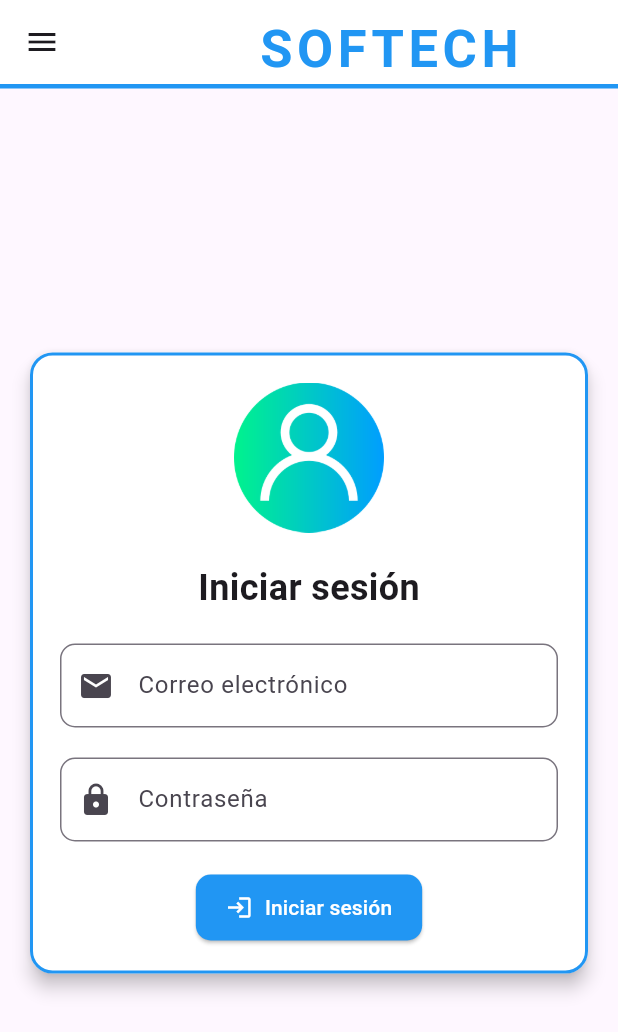
After one commit to sproche20/Navegaciones, a Flutter app: the screen it shows after launch, in the side drawer, after a tap on "Login", on a phone screen of 412 x 824 dp. The commit adds this screen. Shown: the top 1032 px of the screen. Run offline on Flutter 3.47's test engine with Material 3 defaults, Android fonts, the phone set to English and light mode, and no system bars; our stand-ins replace firebase_auth, firebase_core, google_fonts, sqflite; accounts and stored records are empty; Roboto replaces fonts that are missing (Audiowide).

Commit message:
Conexion con firebase y ademas creacion del metodo registrar y login usuario

```diff
--- a/lib/databases/databaseDao.dart
+++ b/lib/databases/databaseDao.dart
@@ -12,8 +12,9 @@ class DatabaseDao {
   Future<int> insert(Appsmodels servicios) async {
     return await database.insert('servicios', {
       'urlImage': servicios.urlImage,
-      'nombre': servicios.nombrePrograma,
-      'precios': servicios.precio,
+      'nombrePograma': servicios.nombrePrograma,
+      'categoria': servicios.categoria,
+      'precio': servicios.precio,
     });
   }
 
--- a/lib/main.dart
+++ b/lib/main.dart
@@ -1,11 +1,14 @@
+import 'package:firebase_core/firebase_core.dart';
 import 'package:flutter/material.dart';
 import 'package:navegaciones/databases/DatabaseHelper.dart';
 import 'package:navegaciones/menu/menu.dart';
+import 'package:navegaciones/pages/login.dart';
 
 import 'rutas.dart';
 
 void main() async {
-  WidgetsFlutterBinding.ensureInitialized();
+  WidgetsFlutterBinding.ensureInitialized(); // Asegura que los widgets de Flutter estén inicializados correctamente.
+  await Firebase.initializeApp(); // Inicializa Firebase para usar sus servicios.
   await DatabaseHelper.instance.init();
   await DatabaseHelper.instance.showTableData();
   runApp(MyApp());
@@ -26,6 +29,7 @@ class MyApp extends StatelessWidget {
         '/nosotros': (context) => nosotros(),
         '/contactos': (context) => Contactos(),
         '/registro': (context) => registro(),
+        '/login': (context) => LoginPage(),
       },
       theme: ThemeData(
           appBarTheme: const AppBarTheme(
--- a/lib/menu/menu.dart
+++ b/lib/menu/menu.dart
@@ -1,3 +1,4 @@
+import 'package:navegaciones/pages/login.dart';
 import 'package:navegaciones/pages/programas.dart';
 import 'package:navegaciones/rutas.dart';
 import 'package:google_fonts/google_fonts.dart';
@@ -16,11 +17,13 @@ class _MenuState extends State<Menu> {
   bool _isVisible = true;
   /**pages---------------------------------- */
   int _selectIndex = 0;
+
   final List<Widget> _pages = [
     const Inicio(),
     const nosotros(),
     const Contactos(),
-    const Programas()
+    //const Programas(),
+    LoginPage()
     //const registro(),
   ];
   @override
@@ -167,6 +170,14 @@ class _MenuState extends State<Menu> {
                 Navigator.pushNamed(context, '/registro');
               },
             ),
+             ListTile(
+              leading: const Icon(Icons.contacts),
+              title: const Text('Login'),
+              onTap: () {
+                _selectPage(3);
+                Navigator.pop(context);
+              },
+            ),
           ],
         ),
       ),
--- /dev/null
+++ b/lib/pages/login.dart
@@ -0,0 +1,96 @@
+import 'package:flutter/material.dart';
+
+class LoginPage extends StatelessWidget {
+
+
+  final TextEditingController _emailController = TextEditingController();
+  final TextEditingController _passwordController = TextEditingController();
+  LoginPage({super.key});
+  @override
+  Widget build(BuildContext context) {
+    return Scaffold(
+      body: Center(
+        child: Padding(
+          padding: const EdgeInsets.all(16.0),
+          child: Card(
+            shape: RoundedRectangleBorder(
+              borderRadius: BorderRadius.circular(15), // Bordes redondeados
+              side: BorderSide(color: Colors.blue, width: 2), // Borde azul
+            ),
+            elevation: 5,
+            color: Colors.white, // Fondo blanco de la Card
+            child: Padding(
+              padding: const EdgeInsets.all(20.0),
+              child: Column(
+                mainAxisSize: MainAxisSize.min,
+                children: [
+                  // Imagen en la parte superior
+                  Image.asset('assets/users.png', height: 100), // Asegúrate de tener una imagen en esta ruta
+
+                  const SizedBox(height: 20),
+
+                  // Texto "Iniciar sesión"
+                  const Text(
+                    'Iniciar sesión',
+                    style: TextStyle(
+                      fontSize: 24,
+                      fontWeight: FontWeight.bold,
+                    ),
+                  ),
+
+                  const SizedBox(height: 20),
+
+                  // Campo de texto para el correo electrónico
+                  TextField(
+                    controller: _emailController,
+                    decoration: InputDecoration(
+                      labelText: 'Correo electrónico',
+                      prefixIcon: Icon(Icons.email),
+                      border: OutlineInputBorder(
+                        borderRadius: BorderRadius.circular(10),
+                      ),
+                    ),
+                  ),
+
+                  const SizedBox(height: 20),
+
+                  // Campo de texto para la contraseña
+                  TextField(
+                    controller: _passwordController,
+                    obscureText: true,
+                    decoration: InputDecoration(
+                      labelText: 'Contraseña',
+                      prefixIcon: Icon(Icons.lock),
+                      border: OutlineInputBorder(
+                        borderRadius: BorderRadius.circular(10),
+                      ),
+                    ),
+                  ),
+
+                  const SizedBox(height: 20),
+
+                  // Botón de Iniciar sesión con icono
+                  ElevatedButton.icon(
+                    onPressed: () {
+                      // Lógica de login aquí
+                    },
+                    icon: Icon(Icons.login,color: Colors.white,),
+                    label: Text('Iniciar sesión',style: TextStyle(
+                    color: Colors.white, // Color del texto
+                    ),),
+                    style: ElevatedButton.styleFrom(
+                      shape: RoundedRectangleBorder(
+                        borderRadius: BorderRadius.circular(10),
+                      ), backgroundColor: Colors.blue,
+                      padding: EdgeInsets.symmetric(vertical: 12, horizontal: 20), // Color de fondo del botón
+                    ),
+                  ),
+                ],
+              ),
+            ),
+          ),
+        ),
+      ),
+    );
+  }
+}
--- a/pubspec.yaml
+++ b/pubspec.yaml
@@ -37,6 +37,8 @@ dependencies:
   cupertino_icons: ^1.0.8
   google_fonts: ^6.2.1
   sqflite: ^2.4.0
+  firebase_core: ^3.7.0
+  firebase_auth: ^5.3.2
 
 dev_dependencies:
   flutter_test:
```
Also changed, not shown: lib/databases/Login_Firebase.dart (added, +34 -0 lines), lib/pages/registro.dart (+17 -3 lines), firebase.json (added), lib/firebase_options.dart (added), pubspec.lock, 6 other files.
